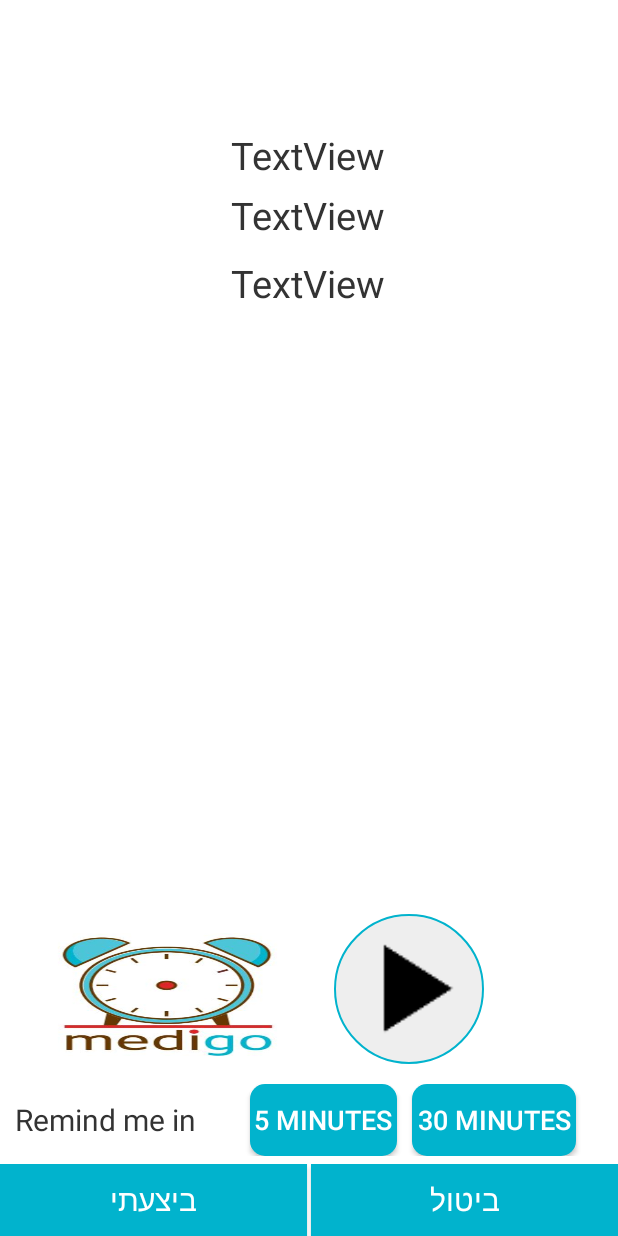
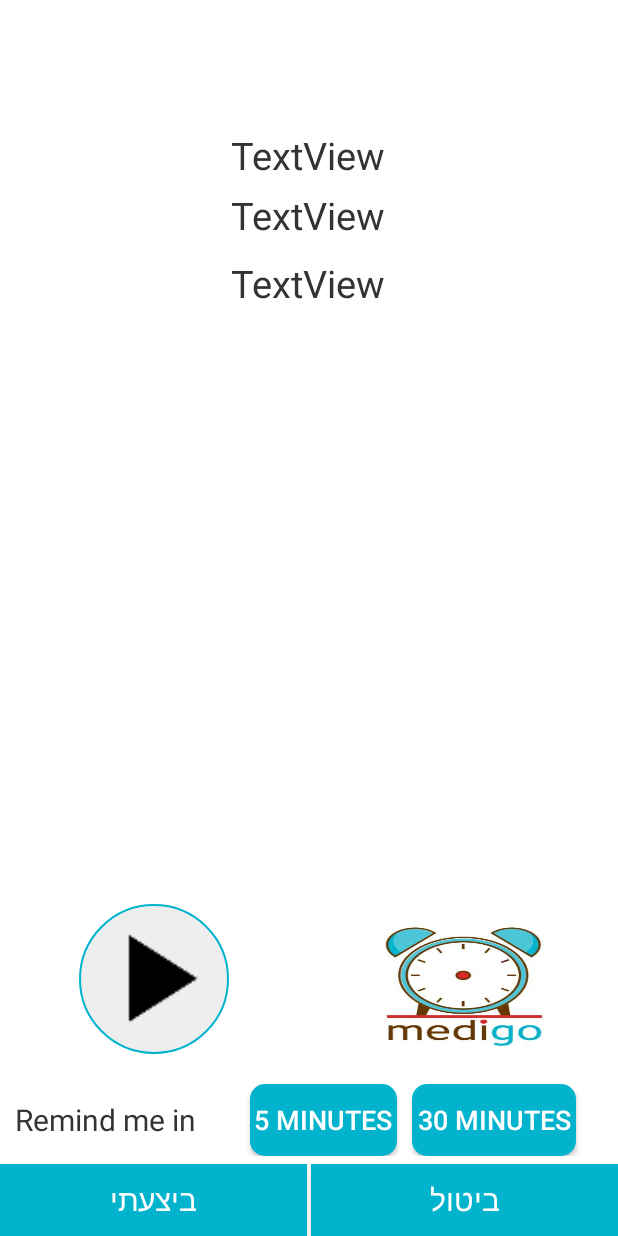
Before and after one commit to edenkes/Medico, an Android app: the layout activity_receive_notifiction.xml on its own in the app's theme, with its tools: preview values and no code run, on a phone screen of 412 x 824 dp. Run offline under Robolectric (Android 15) with nearby library versions, the light colour scheme and no system bars.

Commit message:
Fixed location of image & video buttons on notification window Try to fix image display intent

```diff
--- a/app/src/main/java/bredesh/medico/Fragments/DataMediGo/DataGeneral.java
+++ b/app/src/main/java/bredesh/medico/Fragments/DataMediGo/DataGeneral.java
@@ -271,7 +271,7 @@ public abstract class DataGeneral extends AppCompatActivity {
                     if (imageUri != null) {
                         try {
                             Intent intent = new Intent(Intent.ACTION_VIEW);
-                            intent.setDataAndType(imageUri, "image//");
+                            intent.setDataAndType(imageUri, "image/*");
                             intent.setFlags(Intent.FLAG_ACTIVITY_NEW_TASK);
                             context.startActivity(intent);
                         } catch (RuntimeException e) {
--- a/app/src/main/java/bredesh/medico/Notification/NotificationWindow.java
+++ b/app/src/main/java/bredesh/medico/Notification/NotificationWindow.java
@@ -11,6 +11,7 @@ import android.text.method.ScrollingMovementMethod;
 import android.view.View;
 import android.view.ViewGroup;
 import android.widget.Button;
+import android.widget.FrameLayout;
 import android.widget.ImageButton;
 import android.widget.ImageView;
 import android.widget.TextView;
@@ -69,7 +70,9 @@ public class NotificationWindow extends AppCompatActivity {
         Button snooze = findViewById(R.id.snooze);
         Button snooze30 = findViewById(R.id.snooze30);
         ImageButton ib_video = findViewById(R.id.ib_video);
+        FrameLayout frame_play_video = findViewById(R.id.frame_play_video);
         ImageButton ib_image = findViewById(R.id.ib_image);
+        FrameLayout frame_photo = findViewById(R.id.frame_photo);
 
         toMain = new Intent(NotificationWindow.this, MainMenu.class);
         int id = getIntent().getIntExtra("db_id",-1);
@@ -234,10 +237,10 @@ public class NotificationWindow extends AppCompatActivity {
         snooze30.setOnClickListener(snoozeListener);
 
         if (item == null || item.uriImage == null)
-            ib_image.setVisibility(View.INVISIBLE);
+            frame_photo.setVisibility(View.GONE);
 
         if (item == null || item.uriVideo == null)
-            ib_video.setVisibility(View.INVISIBLE);
+            frame_play_video.setVisibility(View.GONE);
 
         ib_video.setOnClickListener(new View.OnClickListener() {
 
--- a/app/src/main/res/layout/activity_receive_notifiction.xml
+++ b/app/src/main/res/layout/activity_receive_notifiction.xml
@@ -11,15 +11,16 @@
         layout="@layout/app_bar" />
 
     <ScrollView
+        android:id="@+id/scrollView2"
         android:layout_width="match_parent"
         android:layout_height="match_parent"
+        android:layout_above="@+id/layImage"
         android:layout_below="@+id/app_bar"
-        android:layout_above="@+id/ib_video"
         android:layout_marginBottom="10sp"
-        android:scrollbars="vertical"
         android:scrollbarAlwaysDrawVerticalTrack="true"
         android:scrollbarSize="10sp"
-        android:id="@+id/scrollView2">
+        android:scrollbars="vertical">
+
         <RelativeLayout
             android:layout_width="match_parent"
             android:layout_height="wrap_content">
@@ -32,7 +33,6 @@
                 android:layout_centerInParent="false"
                 android:layout_centerVertical="false"
                 android:layout_marginTop="30sp"
-                    android:layout_weight="1"
                 android:text="TextView"
                 android:textColor="@color/labelColor"
                 android:textSize="25sp" />
@@ -47,7 +47,6 @@
                 android:layout_centerVertical="false"
                 android:layout_marginBottom="5sp"
                 android:layout_marginTop="5sp"
-                    android:layout_weight="1"
                 android:text="TextView"
                 android:textColor="@color/labelColor"
                 android:textSize="25sp" />
@@ -62,7 +61,6 @@
                 android:layout_centerVertical="false"
                 android:layout_marginBottom="5sp"
                 android:layout_marginTop="5sp"
-                    android:layout_weight="1"
                 android:text="TextView"
                 android:textColor="@color/labelColor"
                 android:textSize="25sp" />
@@ -77,7 +75,6 @@
                 android:layout_centerVertical="false"
                 android:layout_marginBottom="5sp"
                 android:layout_marginTop="5sp"
-                    android:layout_weight="1"
                 android:gravity="center_horizontal"
                 android:padding="10sp"
                 android:textColor="@color/labelColor"
@@ -93,7 +90,6 @@
                 android:layout_centerVertical="false"
                 android:layout_marginBottom="10sp"
                 android:layout_marginTop="5sp"
-                    android:layout_weight="1"
                 android:gravity="center_horizontal"
                 android:padding="10sp"
                 android:textColor="@color/labelColor"
@@ -102,6 +98,55 @@
         </RelativeLayout>
     </ScrollView>
 
+
+    <LinearLayout
+        android:id="@+id/layImage"
+        android:layout_width="match_parent"
+        android:layout_height="wrap_content"
+        android:layout_above="@+id/snooze_layout"
+        android:layout_alignParentStart="true"
+        android:orientation="horizontal"
+        android:weightSum="1">
+
+        <FrameLayout
+            android:id="@+id/frame_play_video"
+            android:layout_width="match_parent"
+            android:layout_height="match_parent"
+            android:layout_margin="20dp"
+            android:layout_weight="0.5">
+
+            <ImageButton
+                android:id="@+id/ib_video"
+                android:layout_width="100sp"
+                android:layout_height="100sp"
+                android:layout_alignParentEnd="false"
+                android:layout_gravity="center"
+                android:background="@drawable/button_round"
+                android:scaleType="fitXY"
+                android:src="@drawable/ic_play_arrow_black_48dp" />
+
+        </FrameLayout>
+
+        <FrameLayout
+            android:id="@+id/frame_photo"
+            android:layout_width="match_parent"
+            android:layout_height="match_parent"
+            android:layout_margin="20dp"
+            android:layout_weight="0.5">
+
+            <ImageButton
+                android:id="@+id/ib_image"
+                android:layout_width="wrap_content"
+                android:layout_height="100sp"
+                android:layout_gravity="center"
+                android:layout_weight="0.5"
+                android:background="@drawable/button_round"
+                android:scaleType="fitXY"
+                android:src="@drawable/medigo_logo_clock"
+                android:visibility="visible" />
+        </FrameLayout>
+
+    </LinearLayout>
 
     <LinearLayout
         android:id="@+id/snooze_layout"
@@ -129,7 +174,6 @@
             android:id="@+id/snooze"
             android:layout_width="0dp"
             android:layout_height="wrap_content"
-            android:layout_alignParentBottom="false"
             android:layout_marginStart="10sp"
             android:layout_weight="0.25"
             android:background="@drawable/button_item_data"
@@ -142,7 +186,6 @@
             android:id="@+id/snooze30"
             android:layout_width="0dp"
             android:layout_height="wrap_content"
-            android:layout_alignParentBottom="false"
             android:layout_marginStart="10sp"
             android:layout_weight="0.28"
             android:background="@drawable/button_item_data"
@@ -222,27 +265,4 @@
     </LinearLayout>
 
 
-    <ImageButton
-        android:id="@+id/ib_video"
-        android:layout_width="100sp"
-        android:layout_height="100sp"
-        android:layout_marginBottom="13dp"
-        android:background="@drawable/button_round"
-        android:scaleType="fitXY"
-        android:src="@drawable/ic_play_arrow_black_48dp"
-        android:layout_above="@+id/snooze_layout"
-        android:layout_alignParentEnd="true"
-        android:layout_marginEnd="89dp" />
-
-    <ImageButton
-        android:id="@+id/ib_image"
-        android:layout_width="wrap_content"
-        android:layout_height="100sp"
-        android:background="@drawable/button_round"
-        android:scaleType="fitXY"
-        android:src="@drawable/medigo_logo_clock"
-        android:layout_below="@+id/scrollView2"
-        android:layout_toStartOf="@+id/ib_video" />
-
-
 </RelativeLayout>
```
Lines whose indentation alone changed are shown as unchanged.
